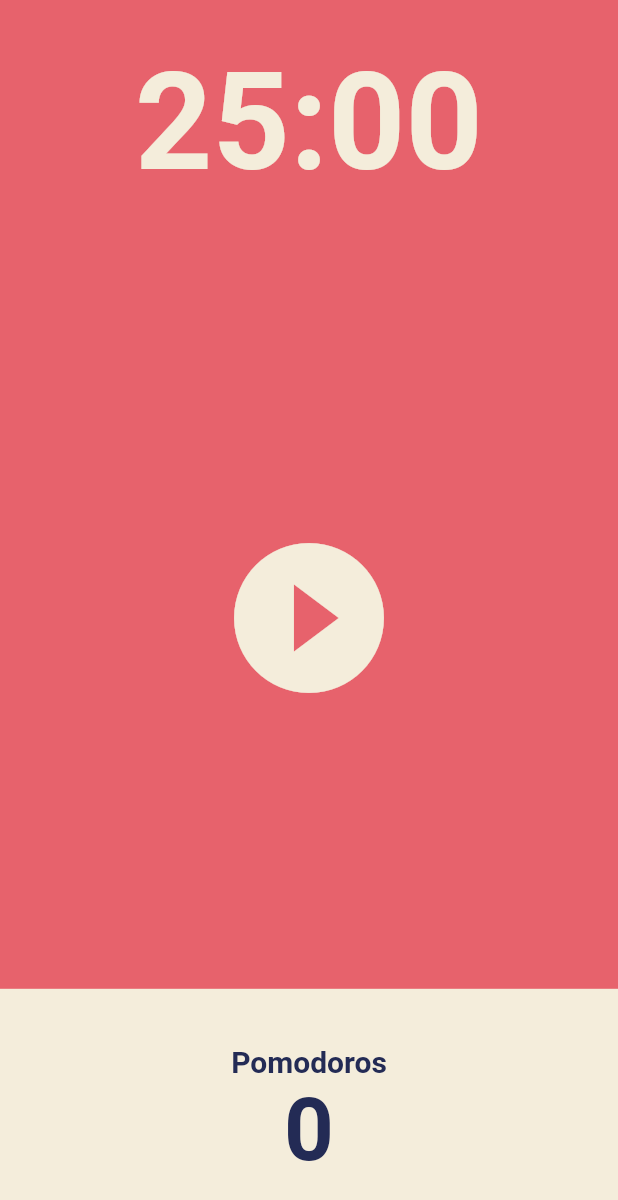
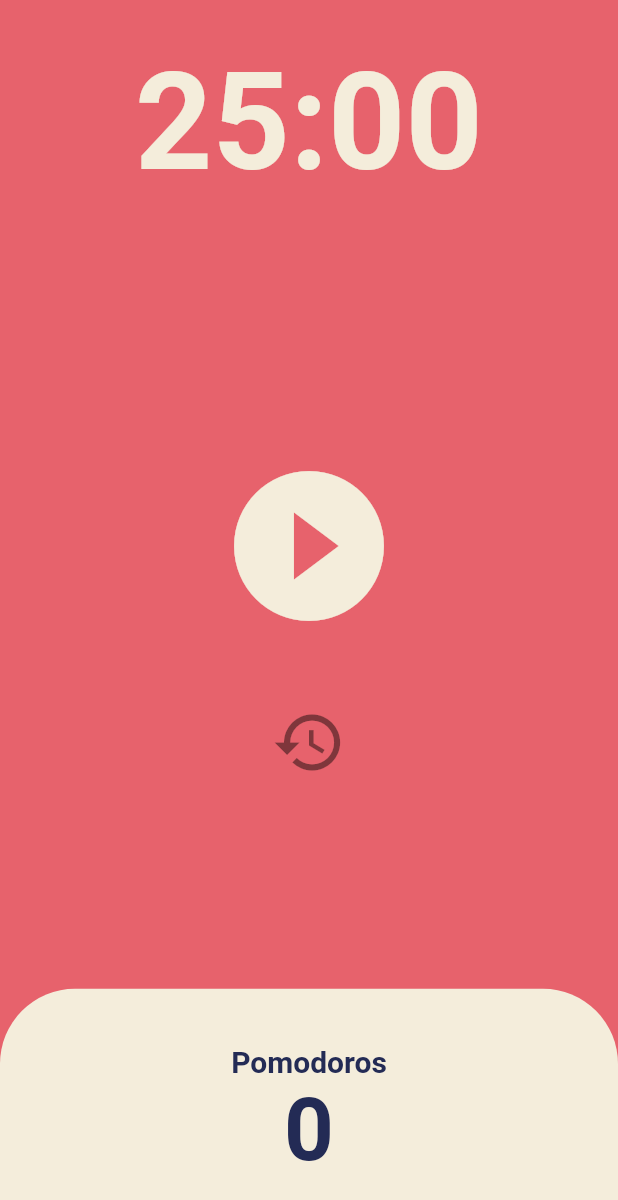
Before and after one commit to windylung/get_foot_in_flutter, a Flutter app: the screen it shows after launch, on a phone screen of 412 x 824 dp. Shown: the top 1200 px of the screen. Run offline on Flutter 3.47's test engine with Material 2 defaults, Android fonts, the phone set to English and light mode, and no system bars.

Commit message:
ADD pause, reset button

```diff
--- a/lib/screens/home_screen.dart
+++ b/lib/screens/home_screen.dart
@@ -1,3 +1,5 @@
+import 'dart:async';
+
 import 'package:flutter/cupertino.dart';
 import 'package:flutter/material.dart';
 
@@ -9,6 +11,55 @@ class HomeScreen extends StatefulWidget {
 }
 
 class _HomeScreenState extends State<HomeScreen> {
+  static const twentyFiveMinutes = 1500;
+  int totalTime = twentyFiveMinutes;
+  int totalPomodoros = 0;
+  late Timer timer;
+  bool isRunning = false;
+
+  void ticTok(Timer timer) {
+    if (totalTime == 0) {
+      setState(() {
+        timer.cancel();
+        isRunning = false;
+        totalPomodoros += 1;
+        totalTime = twentyFiveMinutes;
+      });
+    } else {
+      setState(() {
+        totalTime -= 1;
+      });
+    }
+  }
+
+  String format(int seconds) {
+    var duration = Duration(seconds: seconds);
+    return duration.toString().split('.').first.substring(2, 7);
+  }
+
+  void onStartPressed() {
+    timer = Timer.periodic(const Duration(seconds: 1), (ticTok));
+    setState(() {
+      isRunning = true;
+    });
+  }
+
+  void onPausePressed() {
+    timer.cancel();
+    setState(() {
+      isRunning = false;
+      // totalTime = 1500;
+    });
+  }
+
+  void onResetPressed() {
+    timer.cancel();
+    setState(() {
+      isRunning = false;
+      totalTime = twentyFiveMinutes;
+    });
+  }
+
   @override
   Widget build(BuildContext context) {
     return Scaffold(
@@ -19,7 +70,7 @@ class _HomeScreenState extends State<HomeScreen> {
           child: Container(
             alignment: Alignment.center,
             child: Text(
-              "25:00",
+              format(totalTime),
               style: TextStyle(
                   color: Theme.of(context).cardColor,
                   fontSize: 90,
@@ -30,13 +81,31 @@ class _HomeScreenState extends State<HomeScreen> {
         Flexible(
           flex: 3,
           child: Center(
-            child: IconButton(
-              iconSize: 120,
-              color: Theme.of(context).cardColor,
-              onPressed: () {},
-              icon: const Icon(Icons.play_circle_fill_outlined),
-            ),
-          ),
+              child: Column(
+            mainAxisAlignment: MainAxisAlignment.center,
+            children: [
+              IconButton(
+                  iconSize: 120,
+                  color: Theme.of(context).cardColor,
+                  onPressed: () {
+                    isRunning ? onPausePressed() : onStartPressed();
+                  },
+                  icon: Icon(isRunning
+                      ? Icons.stop_circle
+                      : Icons.play_circle_fill_outlined)),
+              const SizedBox(
+                height: 30,
+              ),
+              IconButton(
+                onPressed: () {
+                  onResetPressed();
+                },
+                icon: const Icon(Icons.restore),
+                iconSize: 50,
+                color: Colors.black45,
+              )
+            ],
+          )),
         ),
         Flexible(
           flex: 1,
@@ -44,7 +113,11 @@ class _HomeScreenState extends State<HomeScreen> {
             children: [
               Expanded(
                 child: Container(
-                  decoration: BoxDecoration(color: Theme.of(context).cardColor),
+                  decoration: BoxDecoration(
+                      color: Theme.of(context).cardColor,
+                      borderRadius: const BorderRadius.vertical(
+                        top: Radius.circular(50),
+                      )),
                   child: Column(
                     mainAxisAlignment: MainAxisAlignment.center,
                     children: [
@@ -58,7 +131,7 @@ class _HomeScreenState extends State<HomeScreen> {
                         ),
                       ),
                       Text(
-                        "0",
+                        "$totalPomodoros",
                         style: TextStyle(
                           fontSize: 58,
                           fontWeight: FontWeight.w600,
```
